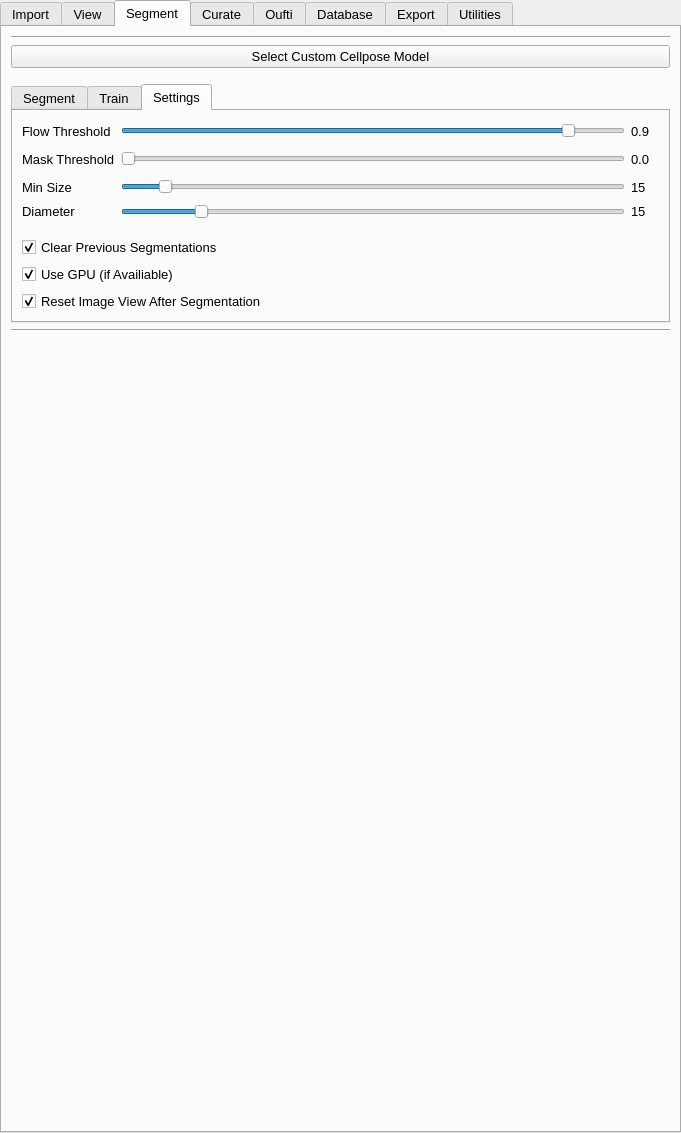
Above: src/napari_bacseg/bacseg_ui.ui from piedrro/napari-bacseg before the change. Below: the same form after it.
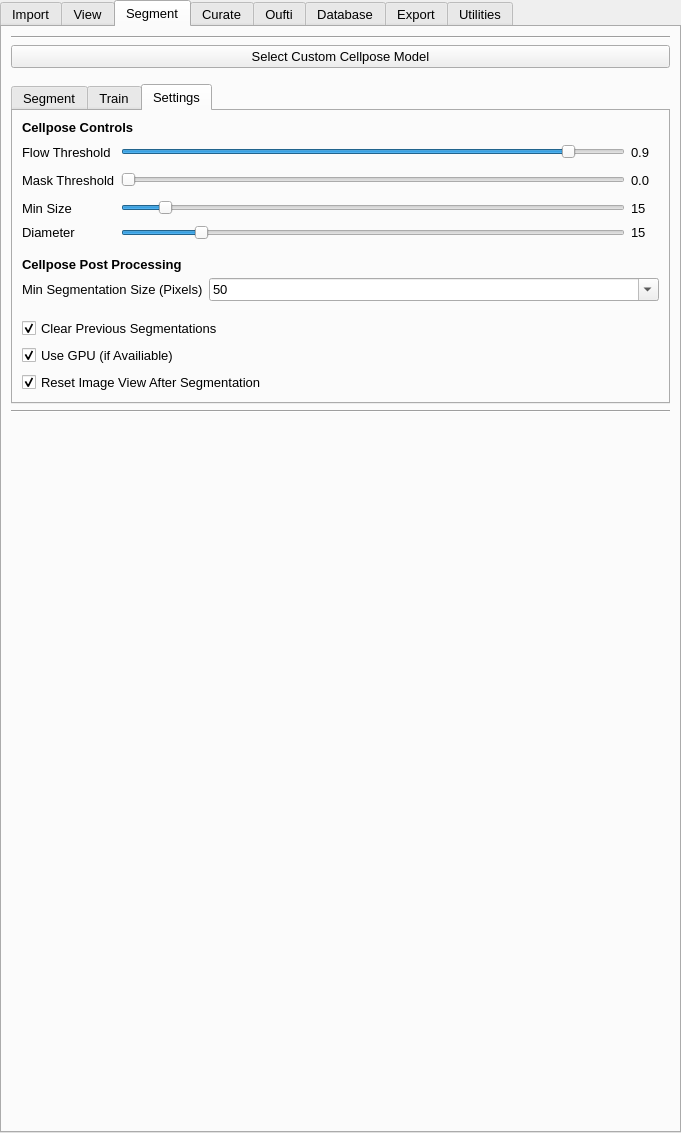
That is the form after the change. The open tabs and pages were chosen to show the change.

Commit message: Added cellpose postprocesing

Patch:
```diff
--- a/src/napari_bacseg/bacseg_ui.ui
+++ b/src/napari_bacseg/bacseg_ui.ui
@@ -1485,6 +1485,20 @@
         <string>Settings</string>
        </attribute>
        <layout class="QVBoxLayout" name="verticalLayout_14">
+        <item>
+         <widget class="QLabel" name="label_94">
+          <property name="font">
+           <font>
+            <pointsize>10</pointsize>
+            <weight>75</weight>
+            <bold>true</bold>
+           </font>
+          </property>
+          <property name="text">
+           <string>Cellpose Controls</string>
+          </property>
+         </widget>
+        </item>
         <item>
          <layout class="QGridLayout" name="gridLayout_2">
           <item row="0" column="2" alignment="Qt::AlignLeft">
@@ -1655,6 +1669,77 @@
           </property>
          </spacer>
         </item>
+        <item>
+         <widget class="QLabel" name="label_95">
+          <property name="font">
+           <font>
+            <pointsize>10</pointsize>
+            <weight>75</weight>
+            <bold>true</bold>
+           </font>
+          </property>
+          <property name="text">
+           <string>Cellpose Post Processing</string>
+          </property>
+         </widget>
+        </item>
+        <item>
+         <layout class="QFormLayout" name="formLayout_21">
+          <item row="0" column="0">
+           <widget class="QLabel" name="label_96">
+            <property name="text">
+             <string>Min Segmentation Size (Pixels)</string>
+            </property>
+           </widget>
+          </item>
+          <item row="0" column="1">
+           <widget class="QComboBox" name="cellpose_min_seg_size">
+            <property name="editable">
+             <bool>true</bool>
+            </property>
+            <property name="currentText">
+             <string>50</string>
+            </property>
+            <property name="currentIndex">
+             <number>3</number>
+            </property>
+            <item>
+             <property name="text">
+              <string>1</string>
+             </property>
+            </item>
+            <item>
+             <property name="text">
+              <string>5</string>
+             </property>
+            </item>
+            <item>
+             <property name="text">
+              <string>10</string>
+             </property>
+            </item>
+            <item>
+             <property name="text">
+              <string>50</string>
+             </property>
+            </item>
+           </widget>
+          </item>
+         </layout>
+        </item>
+        <item>
+         <spacer name="verticalSpacer_44">
+          <property name="orientation">
+           <enum>Qt::Vertical</enum>
+          </property>
+          <property name="sizeHint" stdset="0">
+           <size>
+            <width>20</width>
+            <height>10</height>
+           </size>
+          </property>
+         </spacer>
+        </item>
         <item>
          <widget class="QCheckBox" name="cellpose_clear_previous">
           <property name="text">
```
Left out of the diff: 2 changed lines with no effect on the pictures. The commit also changes 3 other files.
